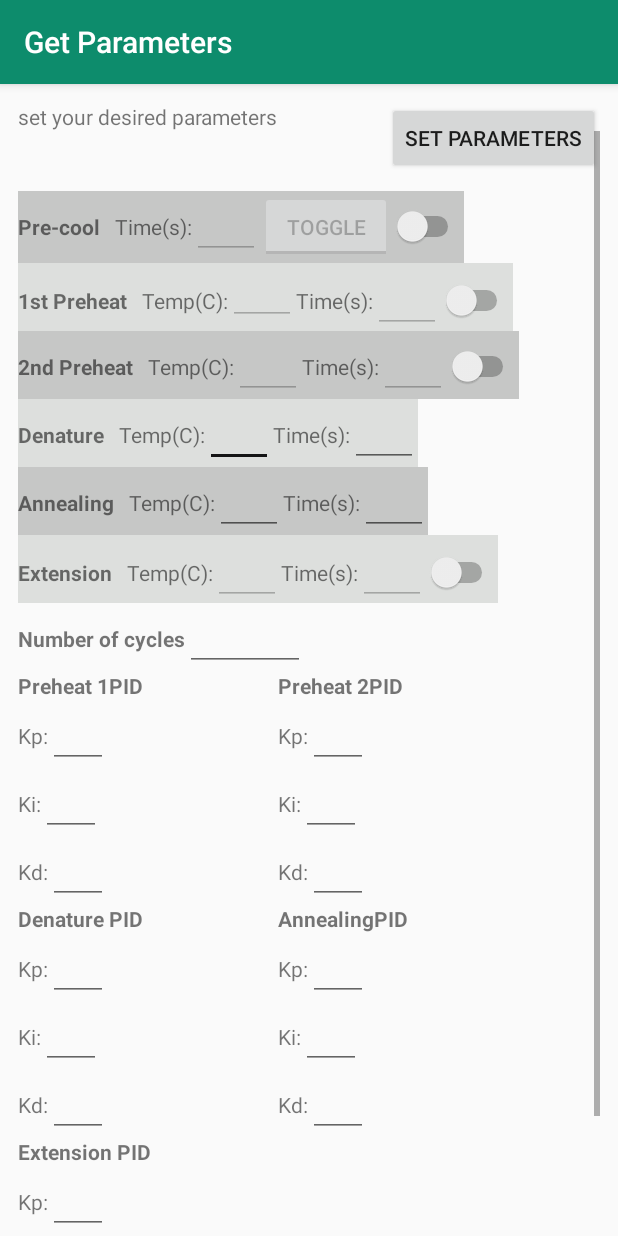
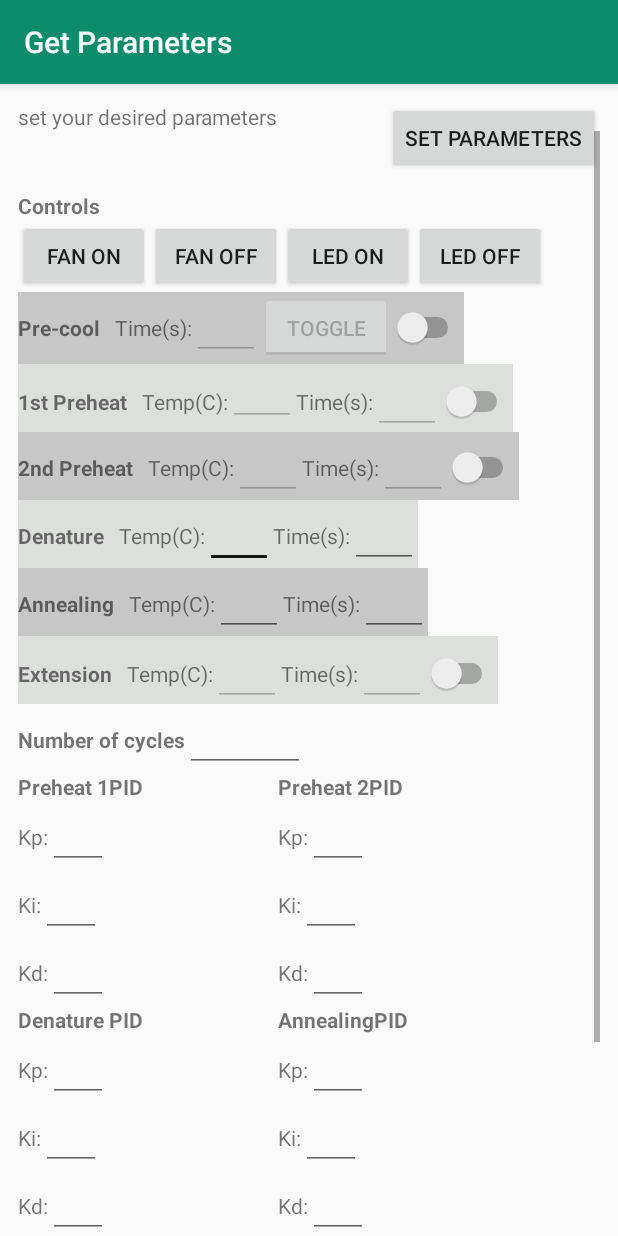
Before and after one commit to racarrasco/AndroidThermocycler, an Android app: the ParametersScreen screen opened directly, with no data from a screen before it, on a phone screen of 412 x 824 dp. Run offline under Robolectric (Android 15) with nearby library versions, the phone set to English and light mode, and no system bars; 6 statements that could not run were skipped.

Commit message:
Name change, removed unnecessary library import, added buttons (dont have functions yet)

```diff
--- a/app/build.gradle
+++ b/app/build.gradle
@@ -5,7 +5,7 @@ android {
     buildToolsVersion "24.0.0"
 
     defaultConfig {
-        applicationId "com.example.rigo_carrasco.androidhandler"
+        applicationId "com.example.rigo_carrasco.androidthermocycler"
         minSdkVersion 16
         targetSdkVersion 24
         versionCode 1
--- a/app/src/main/java/com/example/rigo_carrasco/androidhandler/MainActivity.java
+++ b/app/src/main/java/com/example/rigo_carrasco/androidthermocycler/MainActivity.java
@@ -1,4 +1,4 @@
-package com.example.rigo_carrasco.androidhandler;
+package com.example.rigo_carrasco.androidthermocycler;
 
 
 import android.graphics.Color;
--- a/app/src/main/java/com/example/rigo_carrasco/androidhandler/ParametersScreen.java
+++ b/app/src/main/java/com/example/rigo_carrasco/androidthermocycler/ParametersScreen.java
@@ -1,5 +1,4 @@
-package com.example.rigo_carrasco.androidhandler;
-import android.app.Activity;
+package com.example.rigo_carrasco.androidthermocycler;
 import android.support.v7.app.AppCompatActivity;
 import android.os.Bundle;
 import android.content.Intent;
--- a/app/src/main/java/com/example/rigo_carrasco/androidhandler/UsbService.java
+++ b/app/src/main/java/com/example/rigo_carrasco/androidthermocycler/UsbService.java
@@ -1,4 +1,4 @@
-package com.example.rigo_carrasco.androidhandler;
+package com.example.rigo_carrasco.androidthermocycler;
 
 import android.app.Service;
 
@@ -6,8 +6,7 @@ import android.app.Service;
  * Created by Rigo_Carrasco on 6/17/2016. This is the USB Service created by felhr on GitHub
  */
     import android.app.PendingIntent;
-    import android.app.Service;
-    import android.content.BroadcastReceiver;
+import android.content.BroadcastReceiver;
     import android.content.Context;
     import android.content.Intent;
     import android.content.IntentFilter;
--- a/app/src/main/res/layout/parameters.xml
+++ b/app/src/main/res/layout/parameters.xml
@@ -7,7 +7,7 @@
     android:gravity="center"
     android:paddingLeft="12dp"
     android:paddingTop="12dp"
-    tools:context="com.example.rigo_carrasco.androidhandler.MainActivity"
+    tools:context="com.example.rigo_carrasco.androidthermocycler.MainActivity"
     android:paddingRight="12dp">
 
 
@@ -40,6 +40,38 @@
             android:layout_height="wrap_content"
             android:orientation="vertical"
             android:paddingTop="40dp">
+            <TextView
+                android:layout_width="wrap_content"
+                android:layout_height="wrap_content"
+                android:text="Controls"
+                android:textStyle="bold"/>
+            <LinearLayout
+                android:layout_width="wrap_content"
+                android:layout_height="wrap_content"
+                android:orientation="horizontal">
+                <Button
+                    android:layout_width="wrap_content"
+                    android:layout_height="wrap_content"
+                    android:text="@string/button_fan_on_text"
+                    android:id="@+id/buttonFanOn"
+                    android:onClick="onClickFanOn"/>
+                <Button
+                    android:layout_width="wrap_content"
+                    android:layout_height="wrap_content"
+                    android:text="@string/button_fan_off_text"
+                    android:id="@+id/buttonFanOff"
+                    android:onClick=""/>
+                <Button
+                    android:layout_width="wrap_content"
+                    android:layout_height="wrap_content"
+                    android:text="LED ON"
+                    android:id="@+id/buttonLEDOn"/>
+                <Button
+                    android:layout_width="wrap_content"
+                    android:layout_height="wrap_content"
+                    android:text="LED OFF"
+                    android:id="@+id/buttonLEDOff"/>
+            </LinearLayout>
 
             <LinearLayout
                 android:layout_width="wrap_content"
@@ -73,7 +105,7 @@
                     android:layout_height="wrap_content"
                     android:id="@+id/switchPrecool"
                     android:onClick="onSwitchOn"
-                    android:textOn="enabled"/>
+                   />
 
             </LinearLayout>
 
@@ -116,7 +148,7 @@
             <Switch
                 android:layout_width="wrap_content"
                 android:layout_height="wrap_content"
-                android:textOn="enabled"
+
                 android:id="@+id/switchFirstPreheat"
                 android:onClick="onSwitchOn"/>
 
@@ -156,7 +188,7 @@
                 <Switch
                     android:layout_width="wrap_content"
                     android:layout_height="wrap_content"
-                    android:textOn="enabled"
+
                     android:id="@+id/switchSecondPreheat"
                     android:onClick="onSwitchOn"/>
 
@@ -274,7 +306,7 @@
                <Switch
                    android:layout_width="wrap_content"
                    android:layout_height="wrap_content"
-                   android:textOn="enabled"
+
                    android:id="@+id/switchExtension"
                    android:onClick="onSwitchOn"/>
 
--- a/app/src/main/res/values/strings.xml
+++ b/app/src/main/res/values/strings.xml
@@ -1,5 +1,5 @@
 <resources>
-    <string name="app_name">PCR Droid</string>
+    <string name="app_name">Android Thermocycler</string>
     <string name="buttonTemp">Temp</string>
     <string name="buttonClear">clear</string>
     <string name="buttonParameters">Set Parameters</string>
```
Also changed, not shown: app/src/main/AndroidManifest.xml (+4 -4 lines), app/src/main/res/layout/activity_main.xml (+4 -3 lines), app/src/main/res/layout/run_screen.xml (deleted, +0 -28 lines), 4 other files.
